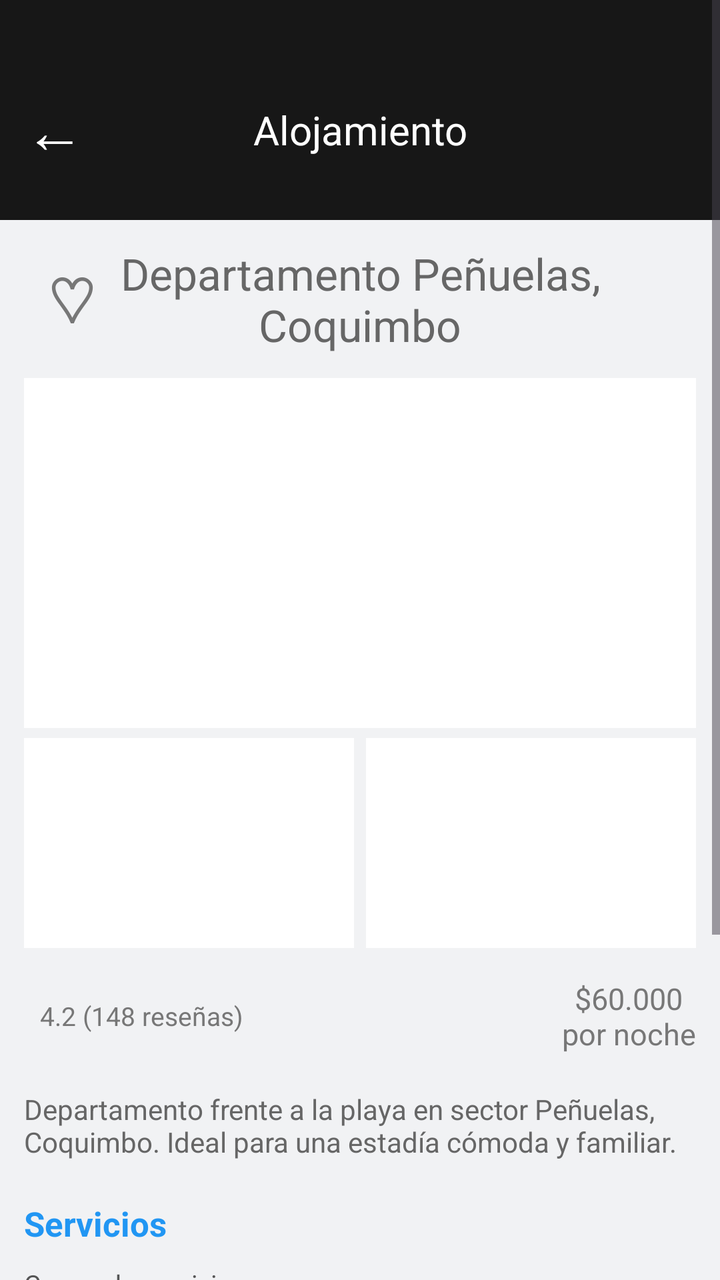
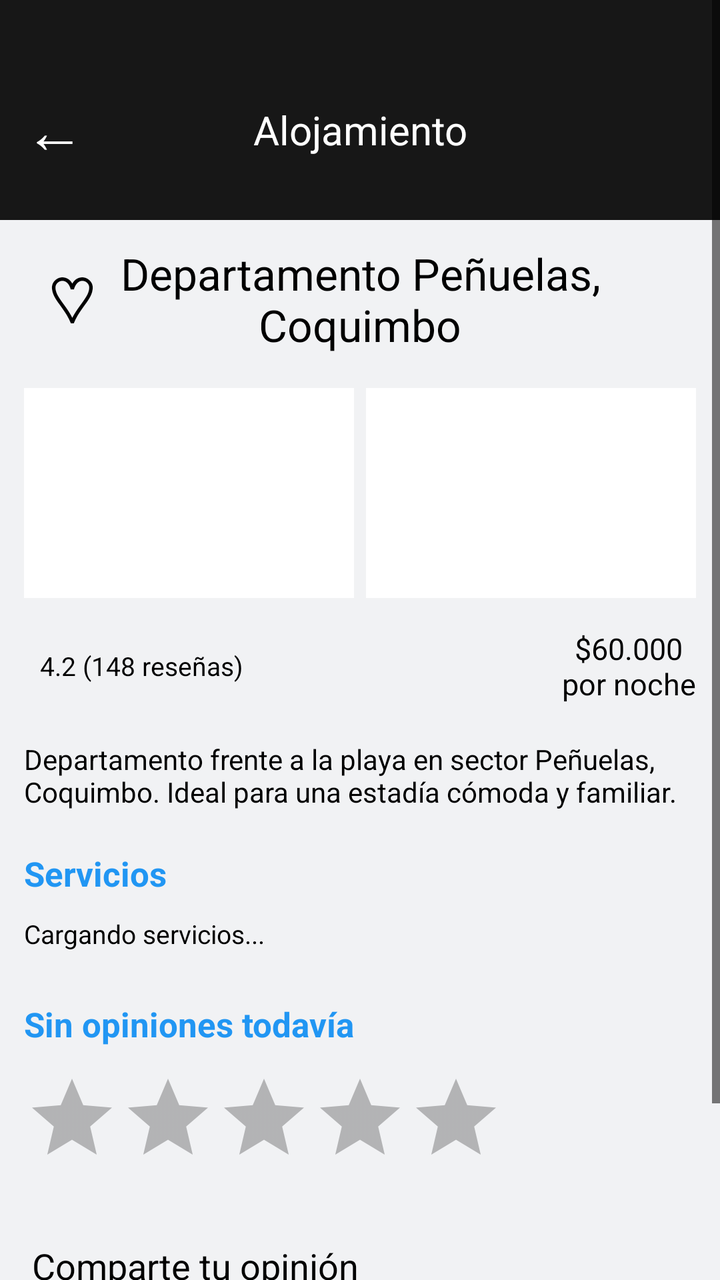

Compare the two renders of this Android layout. The source of the first and the diff that turns it into the second are given below.
<!-- AndroidManifest.xml: application theme Theme.Pipabnb -->
<!-- res/layout/detalle_alojamiento.xml -->
<?xml version="1.0" encoding="utf-8"?>
<ScrollView
    xmlns:android="http://schemas.android.com/apk/res/android"
    android:id="@+id/mainDetalle"
    android:layout_width="match_parent"
    android:layout_height="match_parent"
    android:fillViewport="true"
    android:background="#F1F2F4">

    <LinearLayout
        android:layout_width="match_parent"
        android:layout_height="wrap_content"
        android:orientation="vertical">

        
        <LinearLayout
            android:layout_width="match_parent"
            android:layout_height="110dp"
            android:background="#171717"
            android:gravity="center_vertical"
            android:paddingTop="20dp"
            android:orientation="horizontal">

            <TextView
                android:id="@+id/btnVolver"
                android:layout_width="55dp"
                android:layout_height="55dp"
                android:text="←"
                android:textSize="30sp"
                android:textColor="#FFFFFF"
                android:gravity="center"/>

            <TextView
                android:layout_width="0dp"
                android:layout_height="wrap_content"
                android:layout_weight="1"
                android:text="Alojamiento"
                android:textColor="#FFFFFF"
                android:textSize="20sp"
                android:gravity="center"/>

            <View
                android:layout_width="55dp"
                android:layout_height="1dp"/>

        </LinearLayout>

        
        <LinearLayout
            android:layout_width="match_parent"
            android:layout_height="wrap_content"
            android:orientation="vertical"
            android:padding="12dp">

            
            <LinearLayout
                android:layout_width="match_parent"
                android:layout_height="wrap_content"
                android:orientation="horizontal"
                android:gravity="center_vertical">

                <TextView
                    android:id="@+id/btnFavorito"
                    android:layout_width="48dp"
                    android:layout_height="wrap_content"
                    android:text="♡"
                    android:textSize="32sp"
                    android:textColor="#777777"
                    android:gravity="center"/>

                <TextView
                    android:id="@+id/txtNombreAlojamiento"
                    android:layout_width="0dp"
                    android:layout_height="wrap_content"
                    android:layout_weight="1"
                    android:text="Departamento Peñuelas, Coquimbo"
                    android:textSize="22sp"
                    android:textColor="#666666"
                    android:gravity="center"/>

                <View
                    android:layout_width="48dp"
                    android:layout_height="1dp"/>

            </LinearLayout>

            
            <ImageView
                android:id="@+id/imagenPrincipal"
                android:layout_width="match_parent"
                android:layout_height="175dp"
                android:layout_marginTop="12dp"
                android:background="#FFFFFF"

                android:contentDescription="Imagen principal del alojamiento"
                android:scaleType="centerCrop"/>

            
            <LinearLayout
                android:layout_width="match_parent"
                android:layout_height="105dp"
                android:layout_marginTop="5dp"
                android:orientation="horizontal">

                <ImageView
                    android:id="@+id/imagenSecundaria1"
                    android:layout_width="0dp"
                    android:layout_height="match_parent"
                    android:layout_weight="1"
                    android:layout_marginEnd="3dp"
                    android:background="#FFFFFF"

                    android:contentDescription="Segunda imagen del alojamiento"
                    android:scaleType="centerCrop"/>

                <ImageView
                    android:id="@+id/imagenSecundaria2"
                    android:layout_width="0dp"
                    android:layout_height="match_parent"
                    android:layout_weight="1"
                    android:layout_marginStart="3dp"
                    android:background="#FFFFFF"

                    android:contentDescription="Tercera imagen del alojamiento"
                    android:scaleType="centerCrop"/>

            </LinearLayout>

            
            <LinearLayout
                android:layout_width="match_parent"
                android:layout_height="wrap_content"
                android:layout_marginTop="15dp"
                android:orientation="horizontal"
                android:gravity="center_vertical">

                <TextView
                    android:layout_width="wrap_content"
                    android:layout_height="wrap_content"
                    android:id="@+id/txtEstrellasDetalle"
                    android:textSize="21sp"
                    android:textColor="#2196F3"/>

                <TextView
                    android:id="@+id/txtValoracion"
                    android:layout_width="0dp"
                    android:layout_height="wrap_content"
                    android:layout_weight="1"
                    android:text="4.2 (148 reseñas)"
                    android:textSize="13sp"
                    android:textColor="#777777"
                    android:layout_marginStart="8dp"/>

                <TextView
                    android:id="@+id/txtPrecio"
                    android:layout_width="wrap_content"
                    android:layout_height="wrap_content"
                    android:text="$60.000\npor noche"
                    android:textSize="15sp"
                    android:textColor="#777777"
                    android:gravity="center"/>

            </LinearLayout>

            
            <TextView
                android:id="@+id/txtDescripcion"
                android:layout_width="match_parent"
                android:layout_height="wrap_content"
                android:layout_marginTop="18dp"
                android:text="Departamento frente a la playa en sector Peñuelas, Coquimbo. Ideal para una estadía cómoda y familiar."
                android:textColor="#666666"
                android:textSize="14sp"/>

            
            <TextView
                android:layout_width="match_parent"
                android:layout_height="wrap_content"
                android:layout_marginTop="20dp"
                android:text="Servicios"
                android:textSize="17sp"
                android:textStyle="bold"
                android:textColor="#2196F3"/>

            <TextView
                android:id="@+id/txtServiciosDetalle"
                android:layout_width="match_parent"
                android:layout_height="wrap_content"
                android:layout_marginTop="10dp"
                android:text="Cargando servicios..."
                android:textSize="13sp"
                android:textColor="#555555"/>

            
            <TextView
                android:id="@+id/txtPromedioCalificacion"
                android:layout_width="match_parent"
                android:layout_height="wrap_content"
                android:layout_marginTop="25dp"
                android:text="Sin opiniones todavía"
                android:textSize="17sp"
                android:textStyle="bold"
                android:textColor="#2196F3"/>

            <RatingBar
                android:id="@+id/ratingComentario"
                style="?android:attr/ratingBarStyleSmall"
                android:layout_width="wrap_content"
                android:layout_height="wrap_content"
                android:layout_marginTop="12dp"
                android:numStars="5"
                android:rating="5"
                android:stepSize="1" />

            <EditText
                android:id="@+id/inputComentario"
                android:layout_width="match_parent"
                android:layout_height="wrap_content"
                android:layout_marginTop="8dp"
                android:hint="Comparte tu opinión"
                android:inputType="textCapSentences|textMultiLine"
                android:maxLength="300"
                android:minLines="2" />

            <Button
                android:id="@+id/btnPublicarComentario"
                android:layout_width="match_parent"
                android:layout_height="wrap_content"
                android:layout_marginTop="8dp"
                android:text="Publicar comentario" />

            <LinearLayout
                android:id="@+id/contenedorComentarios"
                android:layout_width="match_parent"
                android:layout_height="wrap_content"
                android:layout_marginTop="12dp"
                android:orientation="vertical" />

        </LinearLayout>

    </LinearLayout>

</ScrollView>
<!-- resources referenced by this layout -->
<resources>
  <style name="Theme.Pipabnb" parent="Base.Theme.Pipabnb" />
  <style name="Base.Theme.Pipabnb" parent="Theme.Material3.DayNight.NoActionBar">
          
          
      </style>
</resources>

<!-- the commit's change to res/layout/detalle_alojamiento.xml (unified diff, before → after) -->
@@ -65,7 +65,7 @@
                     android:layout_height="wrap_content"
                     android:text="♡"
                     android:textSize="32sp"
-                    android:textColor="#777777"
+                    android:textColor="#000000"
                     android:gravity="center"/>
 
                 <TextView
@@ -75,7 +75,7 @@
                     android:layout_weight="1"
                     android:text="Departamento Peñuelas, Coquimbo"
                     android:textSize="22sp"
-                    android:textColor="#666666"
+                    android:textColor="#000000"
                     android:gravity="center"/>
 
                 <View
@@ -88,15 +88,17 @@
             <ImageView
                 android:id="@+id/imagenPrincipal"
                 android:layout_width="match_parent"
-                android:layout_height="175dp"
+                android:layout_height="wrap_content"
                 android:layout_marginTop="12dp"
+                android:adjustViewBounds="true"
                 android:background="#FFFFFF"
 
                 android:contentDescription="Imagen principal del alojamiento"
-                android:scaleType="centerCrop"/>
-
-            
-            <LinearLayout
+                android:scaleType="fitCenter"/>
+
+            
+            <LinearLayout
+                android:id="@+id/galeriaSecundaria"
                 android:layout_width="match_parent"
                 android:layout_height="105dp"
                 android:layout_marginTop="5dp"
@@ -111,7 +113,7 @@
                     android:background="#FFFFFF"
 
                     android:contentDescription="Segunda imagen del alojamiento"
-                    android:scaleType="centerCrop"/>
+                    android:scaleType="fitCenter"/>
 
                 <ImageView
                     android:id="@+id/imagenSecundaria2"
@@ -122,7 +124,7 @@
                     android:background="#FFFFFF"
 
                     android:contentDescription="Tercera imagen del alojamiento"
-                    android:scaleType="centerCrop"/>
+                    android:scaleType="fitCenter"/>
 
             </LinearLayout>
 
@@ -148,7 +150,7 @@
                     android:layout_weight="1"
                     android:text="4.2 (148 reseñas)"
                     android:textSize="13sp"
-                    android:textColor="#777777"
+                    android:textColor="#000000"
                     android:layout_marginStart="8dp"/>
 
                 <TextView
@@ -157,7 +159,7 @@
                     android:layout_height="wrap_content"
                     android:text="$60.000\npor noche"
                     android:textSize="15sp"
-                    android:textColor="#777777"
+                    android:textColor="#000000"
                     android:gravity="center"/>
 
             </LinearLayout>
@@ -169,7 +171,7 @@
                 android:layout_height="wrap_content"
                 android:layout_marginTop="18dp"
                 android:text="Departamento frente a la playa en sector Peñuelas, Coquimbo. Ideal para una estadía cómoda y familiar."
-                android:textColor="#666666"
+                android:textColor="#000000"
                 android:textSize="14sp"/>
 
             
@@ -189,7 +191,7 @@
                 android:layout_marginTop="10dp"
                 android:text="Cargando servicios..."
                 android:textSize="13sp"
-                android:textColor="#555555"/>
+                android:textColor="#000000"/>
 
             
             <TextView
@@ -204,12 +206,13 @@
 
             <RatingBar
                 android:id="@+id/ratingComentario"
-                style="?android:attr/ratingBarStyleSmall"
                 android:layout_width="wrap_content"
                 android:layout_height="wrap_content"
                 android:layout_marginTop="12dp"
+                android:contentDescription="Selecciona una calificación de una a cinco estrellas"
+                android:isIndicator="false"
                 android:numStars="5"
-                android:rating="5"
+                android:rating="0"
                 android:stepSize="1" />
 
             <EditText
@@ -218,6 +221,8 @@
                 android:layout_height="wrap_content"
                 android:layout_marginTop="8dp"
                 android:hint="Comparte tu opinión"
+                android:textColor="#000000"
+                android:textColorHint="#000000"
                 android:inputType="textCapSentences|textMultiLine"
                 android:maxLength="300"
                 android:minLines="2" />
<!-- resource entries referenced after the edit -->
@@ -1,9 +1,11 @@
 <!-- resources referenced by this layout -->
 <resources>
   <style name="Theme.Pipabnb" parent="Base.Theme.Pipabnb" />
-  <style name="Base.Theme.Pipabnb" parent="Theme.Material3.DayNight.NoActionBar">
-          
-          
+  <style name="Base.Theme.Pipabnb" parent="Theme.Material3.Light.NoActionBar">
+          <item name="android:textColorPrimary">@color/black</item>
+          <item name="android:textColorSecondary">@color/black</item>
+          <item name="android:textColorHint">@color/black</item>
       </style>
+  <color name="black">#FF000000</color>
 </resources>
 
